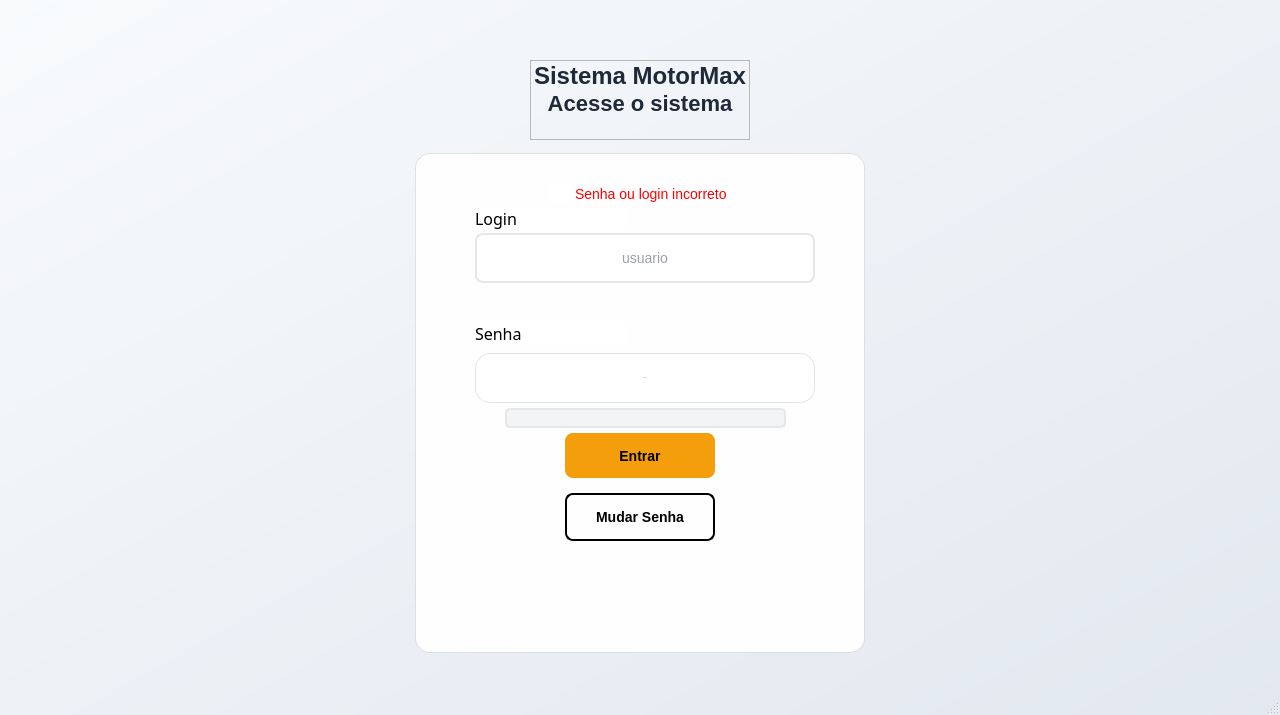
Above: Telas/Tela_login.ui from victorh241/motor-max before the change. Below: the same form after it.
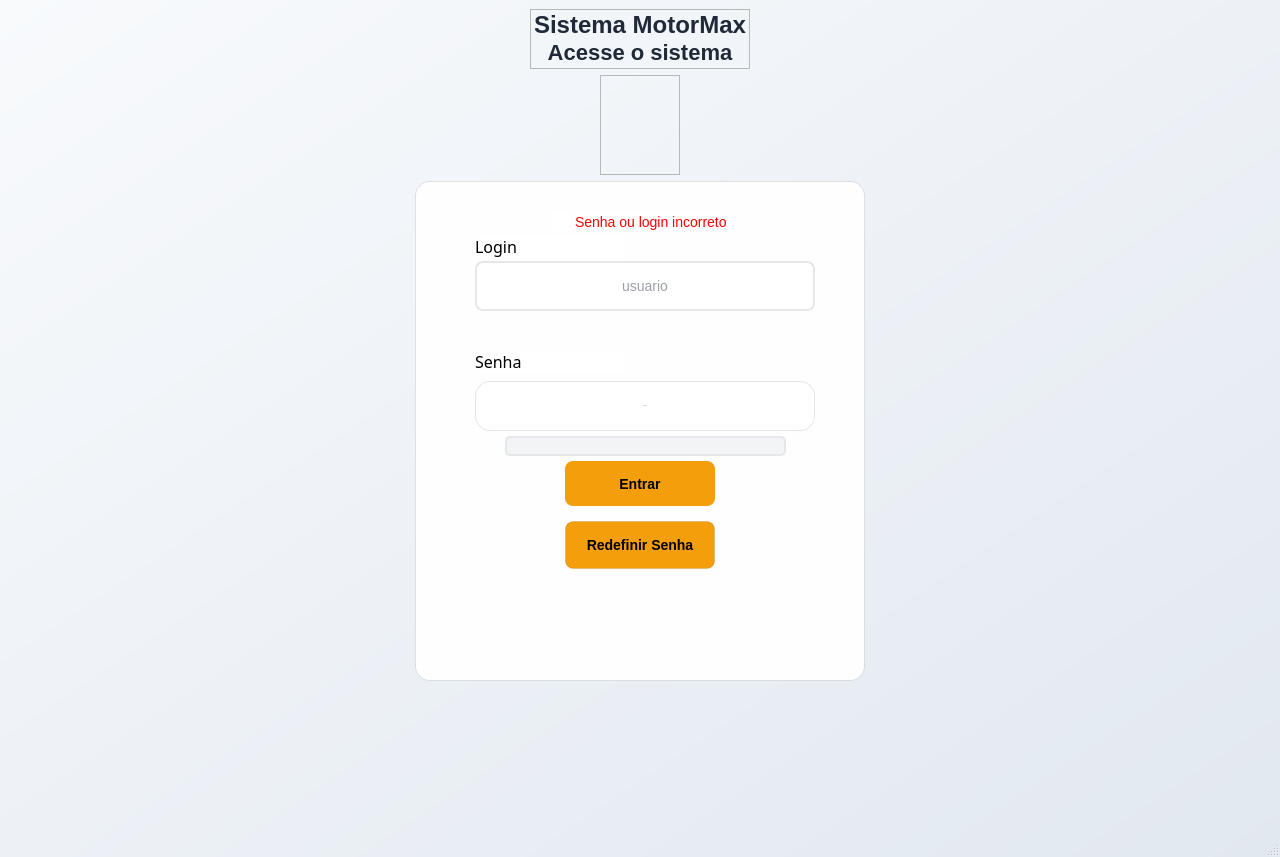
That is the form after the change. Icons and pictures are not drawn.

Patch:
```diff
--- a/Telas/Tela_login.ui
+++ b/Telas/Tela_login.ui
@@ -7,7 +7,7 @@
     <x>0</x>
     <y>0</y>
     <width>1280</width>
-    <height>715</height>
+    <height>857</height>
    </rect>
   </property>
   <property name="acceptDrops">
@@ -46,13 +46,13 @@
       <property name="minimumSize">
        <size>
         <width>220</width>
-        <height>80</height>
+        <height>60</height>
        </size>
       </property>
       <property name="maximumSize">
        <size>
         <width>220</width>
-        <height>35</height>
+        <height>60</height>
        </size>
       </property>
       <property name="frameShape">
@@ -72,7 +72,7 @@
        </property>
        <property name="font">
         <font>
-         <pointsize>1</pointsize>
+         <pointsize>-1</pointsize>
          <weight>75</weight>
          <bold>true</bold>
         </font>
@@ -115,7 +115,7 @@
        </property>
        <property name="font">
         <font>
-         <pointsize>1</pointsize>
+         <pointsize>-1</pointsize>
          <weight>75</weight>
          <bold>true</bold>
         </font>
@@ -137,6 +137,47 @@
       </widget>
      </widget>
     </item>
+    <item alignment="Qt::AlignHCenter">
+     <widget class="QFrame" name="frame">
+      <property name="minimumSize">
+       <size>
+        <width>80</width>
+        <height>100</height>
+       </size>
+      </property>
+      <property name="maximumSize">
+       <size>
+        <width>80</width>
+        <height>100</height>
+       </size>
+      </property>
+      <property name="frameShape">
+       <enum>QFrame::StyledPanel</enum>
+      </property>
+      <property name="frameShadow">
+       <enum>QFrame::Raised</enum>
+      </property>
+      <widget class="QLabel" name="label_7">
+       <property name="geometry">
+        <rect>
+         <x>0</x>
+         <y>0</y>
+         <width>80</width>
+         <height>100</height>
+        </rect>
+       </property>
+       <property name="text">
+        <string/>
+       </property>
+       <property name="pixmap">
+        <pixmap>../imagem/MOTORMAX-LGO.png</pixmap>
+       </property>
+       <property name="scaledContents">
+        <bool>true</bool>
+       </property>
+      </widget>
+     </widget>
+    </item>
     <item alignment="Qt::AlignHCenter">
      <widget class="QFrame" name="card">
       <property name="minimumSize">
@@ -182,7 +223,7 @@
        </property>
        <property name="font">
         <font>
-         <pointsize>1</pointsize>
+         <pointsize>-1</pointsize>
          <weight>75</weight>
          <bold>true</bold>
         </font>
@@ -251,7 +292,7 @@
        </property>
        <property name="font">
         <font>
-         <pointsize>1</pointsize>
+         <pointsize>-1</pointsize>
         </font>
        </property>
        <property name="styleSheet">
@@ -312,7 +353,7 @@
        </property>
        <property name="font">
         <font>
-         <pointsize>1</pointsize>
+         <pointsize>-1</pointsize>
         </font>
        </property>
        <property name="styleSheet">
@@ -352,7 +393,7 @@
        </property>
        <property name="font">
         <font>
-         <pointsize>1</pointsize>
+         <pointsize>-1</pointsize>
          <weight>75</weight>
          <bold>true</bold>
         </font>
@@ -362,9 +403,8 @@
        </property>
        <property name="styleSheet">
         <string notr="true">QPushButton{
-background: transparent;
+background-color: #f59e0b;
 color: Black;
-border: 2px solid;
 border-radius: 8px;
 padding: 12px;
 font-size: 14px;
@@ -376,16 +416,16 @@
 background-color: rgb(234, 227, 174);
 }
 
-QPushButton:Pressed{
-background-color: rgb(210, 203, 150);
+QPushButton:pressed{
+background-color: #b45309;
 }
 
 QPushButton:disabled{
-color: rgb(167, 166, 155);
+background-color: #582503;
 }</string>
        </property>
        <property name="text">
-        <string>Mudar Senha</string>
+        <string>Redefinir Senha</string>
        </property>
       </widget>
       <widget class="QPushButton" name="pushButton_3">
@@ -503,6 +543,22 @@
       </widget>
      </widget>
     </item>
+    <item>
+     <spacer name="verticalSpacer">
+      <property name="orientation">
+       <enum>Qt::Vertical</enum>
+      </property>
+      <property name="sizeType">
+       <enum>QSizePolicy::MinimumExpanding</enum>
+      </property>
+      <property name="sizeHint" stdset="0">
+       <size>
+        <width>20</width>
+        <height>80</height>
+       </size>
+      </property>
+     </spacer>
+    </item>
    </layout>
   </widget>
   <widget class="QMenuBar" name="menubar">
```
Left out of the diff: 5 changed lines with no effect on the pictures.
